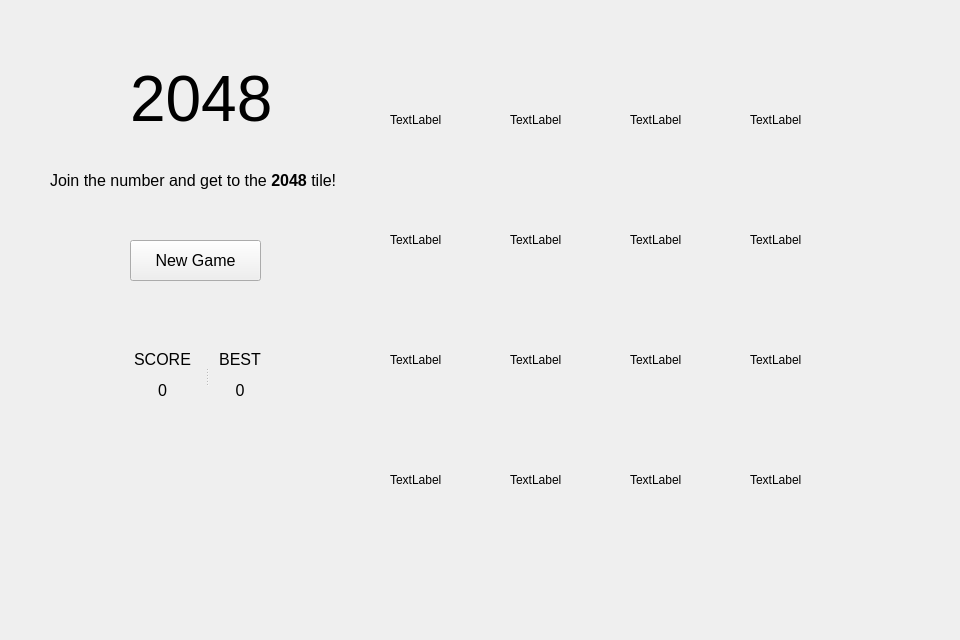
Qt form mainwindow.ui (Sean1127/pd2-2048) before a commit.
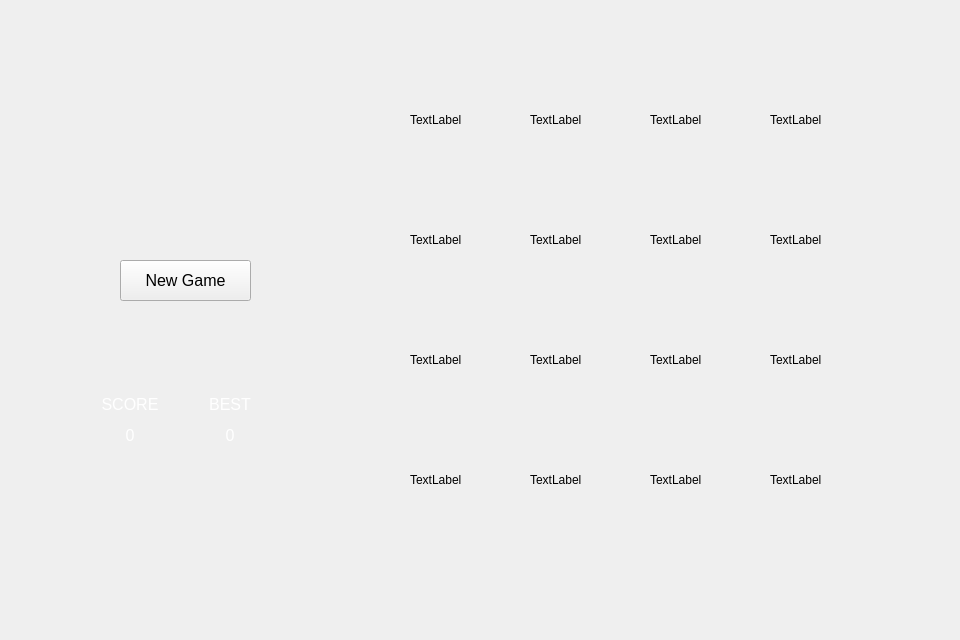
The same form after that commit. Icons and pictures are not drawn.

Diff of the .ui file:
```diff
--- a/mainwindow.ui
+++ b/mainwindow.ui
@@ -14,10 +14,13 @@
    <string>MainWindow</string>
   </property>
   <widget class="QWidget" name="centralWidget">
+   <property name="autoFillBackground">
+    <bool>true</bool>
+   </property>
    <widget class="QLabel" name="gameboard">
     <property name="geometry">
      <rect>
-      <x>370</x>
+      <x>390</x>
       <y>50</y>
       <width>501</width>
       <height>501</height>
@@ -33,34 +36,40 @@
    <widget class="QLabel" name="title">
     <property name="geometry">
      <rect>
-      <x>130</x>
+      <x>100</x>
       <y>60</y>
-      <width>141</width>
+      <width>181</width>
       <height>81</height>
      </rect>
     </property>
     <property name="text">
-     <string>&lt;html&gt;&lt;head/&gt;&lt;body&gt;&lt;p align=&quot;justify&quot;&gt;&lt;span style=&quot; font-size:48pt;&quot;&gt;2048&lt;/span&gt;&lt;/p&gt;&lt;/body&gt;&lt;/html&gt;</string>
+     <string/>
+    </property>
+    <property name="pixmap">
+     <pixmap resource="image.qrc">:/titleV.2.gif</pixmap>
     </property>
    </widget>
    <widget class="QLabel" name="line">
     <property name="geometry">
      <rect>
-      <x>50</x>
-      <y>170</y>
-      <width>301</width>
+      <x>0</x>
+      <y>140</y>
+      <width>371</width>
       <height>21</height>
      </rect>
     </property>
     <property name="text">
-     <string>&lt;html&gt;&lt;head/&gt;&lt;body&gt;&lt;p&gt;&lt;span style=&quot; font-size:12pt;&quot;&gt;Join the number and get to the &lt;/span&gt;&lt;span style=&quot; font-size:12pt; font-weight:600;&quot;&gt;2048 &lt;/span&gt;&lt;span style=&quot; font-size:12pt;&quot;&gt;tile!&lt;/span&gt;&lt;/p&gt;&lt;/body&gt;&lt;/html&gt;</string>
+     <string/>
+    </property>
+    <property name="pixmap">
+     <pixmap>:/desV2.gif</pixmap>
     </property>
    </widget>
    <widget class="QPushButton" name="restart">
     <property name="geometry">
      <rect>
-      <x>130</x>
-      <y>240</y>
+      <x>120</x>
+      <y>260</y>
       <width>131</width>
       <height>41</height>
      </rect>
@@ -74,33 +83,10 @@
      <string>New Game</string>
     </property>
    </widget>
-   <widget class="QSplitter" name="splitter">
-    <property name="geometry">
-     <rect>
-      <x>120</x>
-      <y>350</y>
-      <width>151</width>
-      <height>51</height>
-     </rect>
-    </property>
-    <property name="orientation">
-     <enum>Qt::Horizontal</enum>
-    </property>
-    <widget class="QLabel" name="score">
-     <property name="text">
-      <string>&lt;html&gt;&lt;head/&gt;&lt;body&gt;&lt;p align=&quot;center&quot;&gt;&lt;span style=&quot; font-size:12pt;&quot;&gt;SCORE&lt;/span&gt;&lt;/p&gt;&lt;p align=&quot;center&quot;&gt;&lt;span style=&quot; font-size:12pt;&quot;&gt;0&lt;/span&gt;&lt;/p&gt;&lt;/body&gt;&lt;/html&gt;</string>
-     </property>
-    </widget>
-    <widget class="QLabel" name="best">
-     <property name="text">
-      <string>&lt;html&gt;&lt;head/&gt;&lt;body&gt;&lt;p align=&quot;center&quot;&gt;&lt;span style=&quot; font-size:12pt;&quot;&gt;BEST&lt;/span&gt;&lt;/p&gt;&lt;p align=&quot;center&quot;&gt;&lt;span style=&quot; font-size:12pt;&quot;&gt;0&lt;/span&gt;&lt;/p&gt;&lt;/body&gt;&lt;/html&gt;</string>
-     </property>
-    </widget>
-   </widget>
    <widget class="QLabel" name="A1">
     <property name="geometry">
      <rect>
-      <x>390</x>
+      <x>410</x>
       <y>70</y>
       <width>100</width>
       <height>100</height>
@@ -113,7 +99,7 @@
    <widget class="QLabel" name="A2">
     <property name="geometry">
      <rect>
-      <x>510</x>
+      <x>530</x>
       <y>70</y>
       <width>100</width>
       <height>100</height>
@@ -126,7 +112,7 @@
    <widget class="QLabel" name="B4">
     <property name="geometry">
      <rect>
-      <x>750</x>
+      <x>770</x>
       <y>190</y>
       <width>100</width>
       <height>100</height>
@@ -139,7 +125,7 @@
    <widget class="QLabel" name="B1">
     <property name="geometry">
      <rect>
-      <x>390</x>
+      <x>410</x>
       <y>190</y>
       <width>100</width>
       <height>100</height>
@@ -152,7 +138,7 @@
    <widget class="QLabel" name="B2">
     <property name="geometry">
      <rect>
-      <x>510</x>
+      <x>530</x>
       <y>190</y>
       <width>100</width>
       <height>100</height>
@@ -165,7 +151,7 @@
    <widget class="QLabel" name="B3">
     <property name="geometry">
      <rect>
-      <x>630</x>
+      <x>650</x>
       <y>190</y>
       <width>100</width>
       <height>100</height>
@@ -178,7 +164,7 @@
    <widget class="QLabel" name="A4">
     <property name="geometry">
      <rect>
-      <x>750</x>
+      <x>770</x>
       <y>70</y>
       <width>100</width>
       <height>100</height>
@@ -191,7 +177,7 @@
    <widget class="QLabel" name="A3">
     <property name="geometry">
      <rect>
-      <x>630</x>
+      <x>650</x>
       <y>70</y>
       <width>100</width>
       <height>100</height>
@@ -204,7 +190,7 @@
    <widget class="QLabel" name="C3">
     <property name="geometry">
      <rect>
-      <x>630</x>
+      <x>650</x>
       <y>310</y>
       <width>100</width>
       <height>100</height>
@@ -217,7 +203,7 @@
    <widget class="QLabel" name="C2">
     <property name="geometry">
      <rect>
-      <x>510</x>
+      <x>530</x>
       <y>310</y>
       <width>100</width>
       <height>100</height>
@@ -230,7 +216,7 @@
    <widget class="QLabel" name="C1">
     <property name="geometry">
      <rect>
-      <x>390</x>
+      <x>410</x>
       <y>310</y>
       <width>100</width>
       <height>100</height>
@@ -243,7 +229,7 @@
    <widget class="QLabel" name="D1">
     <property name="geometry">
      <rect>
-      <x>390</x>
+      <x>410</x>
       <y>430</y>
       <width>100</width>
       <height>100</height>
@@ -256,7 +242,7 @@
    <widget class="QLabel" name="C4">
     <property name="geometry">
      <rect>
-      <x>750</x>
+      <x>770</x>
       <y>310</y>
       <width>100</width>
       <height>100</height>
@@ -269,7 +255,7 @@
    <widget class="QLabel" name="D2">
     <property name="geometry">
      <rect>
-      <x>510</x>
+      <x>530</x>
       <y>430</y>
       <width>100</width>
       <height>100</height>
@@ -282,7 +268,7 @@
    <widget class="QLabel" name="D3">
     <property name="geometry">
      <rect>
-      <x>630</x>
+      <x>650</x>
       <y>430</y>
       <width>100</width>
       <height>100</height>
@@ -295,7 +281,7 @@
    <widget class="QLabel" name="D4">
     <property name="geometry">
      <rect>
-      <x>750</x>
+      <x>770</x>
       <y>430</y>
       <width>100</width>
       <height>100</height>
@@ -305,6 +291,48 @@
      <string>TextLabel</string>
     </property>
    </widget>
+   <widget class="QLabel" name="score">
+    <property name="geometry">
+     <rect>
+      <x>80</x>
+      <y>370</y>
+      <width>100</width>
+      <height>100</height>
+     </rect>
+    </property>
+    <property name="text">
+     <string>&lt;html&gt;&lt;head/&gt;&lt;body&gt;&lt;p align=&quot;center&quot;&gt;&lt;span style=&quot; font-size:12pt; color:#ffffff;&quot;&gt;SCORE&lt;/span&gt;&lt;/p&gt;&lt;p align=&quot;center&quot;&gt;&lt;span style=&quot; font-size:12pt; color:#ffffff;&quot;&gt;0&lt;/span&gt;&lt;/p&gt;&lt;/body&gt;&lt;/html&gt;</string>
+    </property>
+   </widget>
+   <widget class="QLabel" name="best">
+    <property name="geometry">
+     <rect>
+      <x>180</x>
+      <y>370</y>
+      <width>100</width>
+      <height>100</height>
+     </rect>
+    </property>
+    <property name="text">
+     <string>&lt;html&gt;&lt;head/&gt;&lt;body&gt;&lt;p align=&quot;center&quot;&gt;&lt;span style=&quot; font-size:12pt; color:#ffffff;&quot;&gt;BEST&lt;/span&gt;&lt;/p&gt;&lt;p align=&quot;center&quot;&gt;&lt;span style=&quot; font-size:12pt; color:#ffffff;&quot;&gt;0&lt;/span&gt;&lt;/p&gt;&lt;/body&gt;&lt;/html&gt;</string>
+    </property>
+   </widget>
+   <widget class="QLabel" name="description">
+    <property name="geometry">
+     <rect>
+      <x>0</x>
+      <y>180</y>
+      <width>381</width>
+      <height>51</height>
+     </rect>
+    </property>
+    <property name="text">
+     <string/>
+    </property>
+    <property name="pixmap">
+     <pixmap resource="image.qrc">:/desV.3.gif</pixmap>
+    </property>
+   </widget>
   </widget>
  </widget>
  <layoutdefault spacing="6" margin="11"/>
```
